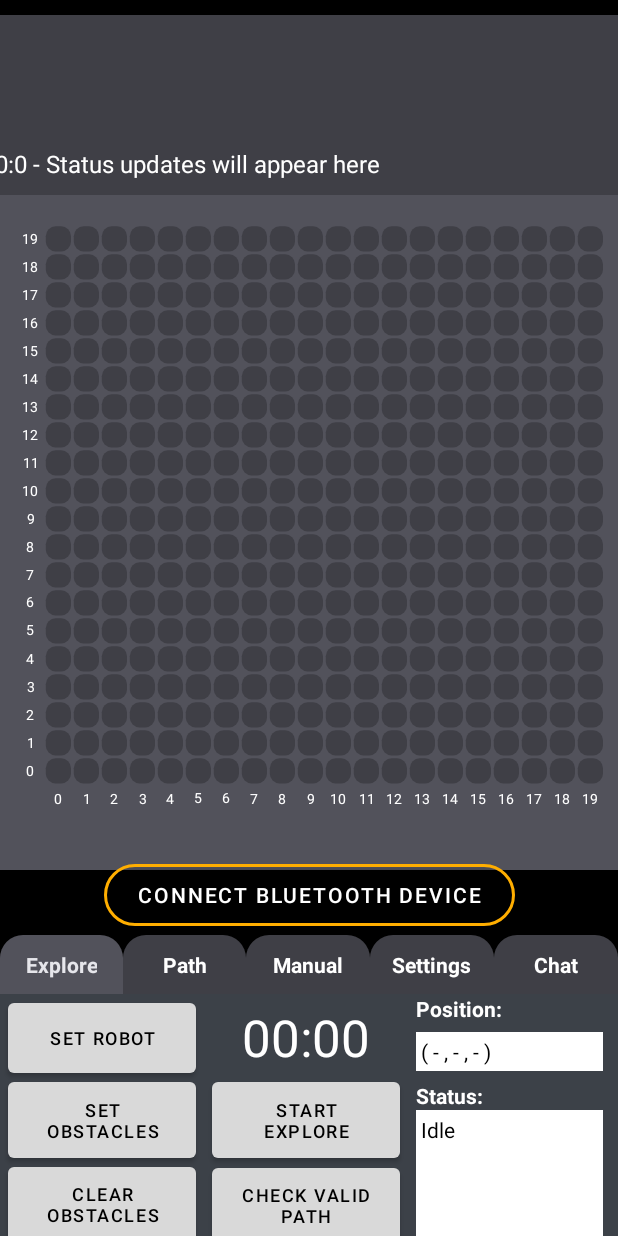
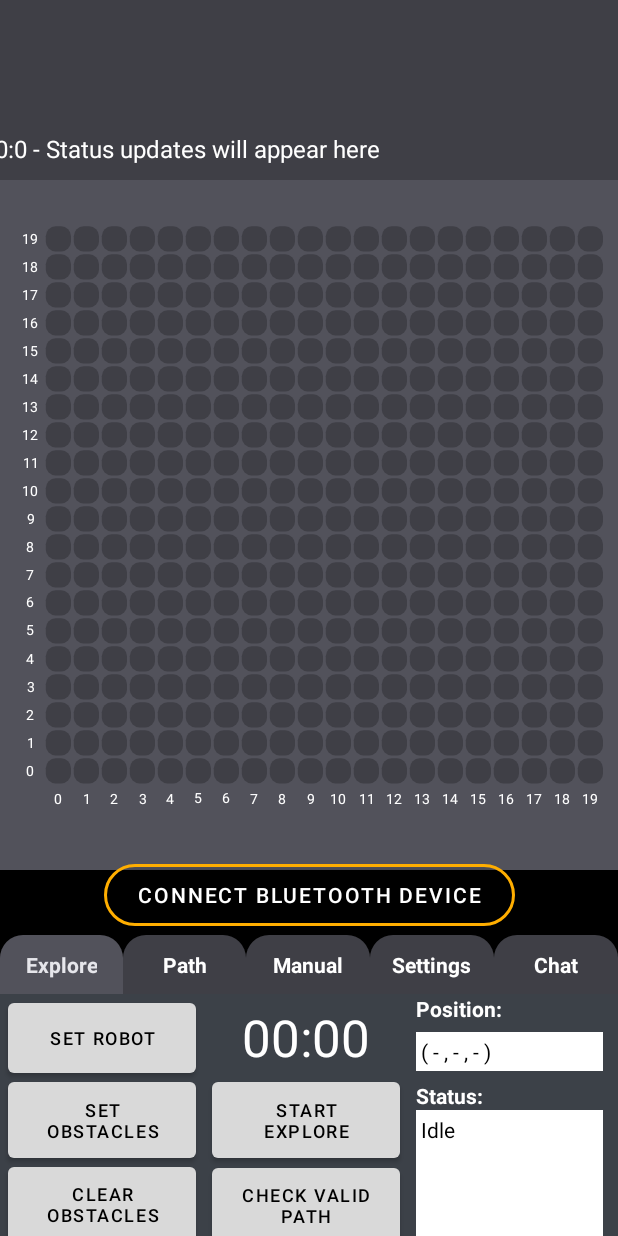
Before and after one commit to wesleylcf/mdp_android, an Android app: the screen it shows after launch (MainActivity), on a phone screen of 412 x 824 dp. Run offline under Robolectric (Android 15) with nearby library versions, the phone set to English and light mode, and no system bars.

```diff
--- a/MDP-Android-App-main/app/src/main/res/layout/activity_main.xml
+++ b/MDP-Android-App-main/app/src/main/res/layout/activity_main.xml
@@ -31,10 +31,12 @@
         class="com.example.mdpcontroller.arena.ArenaView"
         android:layout_width="0dp"
         android:layout_height="0dp"
+        app:layout_constraintBottom_toTopOf="@+id/btm_guideline_3"
+        app:layout_constraintEnd_toEndOf="parent"
+        app:layout_constraintHorizontal_bias="0.0"
         app:layout_constraintStart_toStartOf="parent"
-        app:layout_constraintEnd_toEndOf="parent"
         app:layout_constraintTop_toTopOf="@+id/btm_guideline_2"
-        app:layout_constraintBottom_toTopOf="@+id/btm_guideline_3" />
+        app:layout_constraintVertical_bias="1.0" />
 
     <ScrollView
         android:id="@+id/SCROLLER_ID"
@@ -47,9 +49,10 @@
         android:scrollbars="vertical"
         app:layout_constraintBottom_toTopOf="@+id/btm_guideline_2"
         app:layout_constraintEnd_toEndOf="parent"
-        app:layout_constraintHorizontal_bias="0.5"
+        app:layout_constraintHorizontal_bias="0.505"
         app:layout_constraintStart_toStartOf="parent"
         app:layout_constraintTop_toTopOf="@+id/btm_guideline_1"
+        app:layout_constraintVertical_bias="0.775"
         tools:ignore="SpeakableTextPresentCheck">
 
         <EditText
```
Also changed, not shown: MDP-Android-App-main/app/src/main/java/com/example/mdpcontroller/MainActivity.java (+34 -17 lines).
